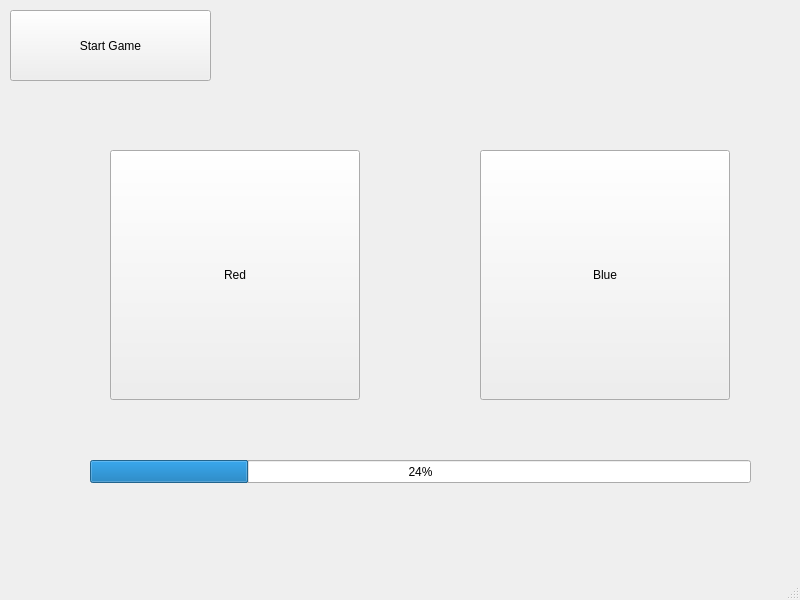
Qt form mainwindow.ui (sdutson/SimonGame) before a commit.
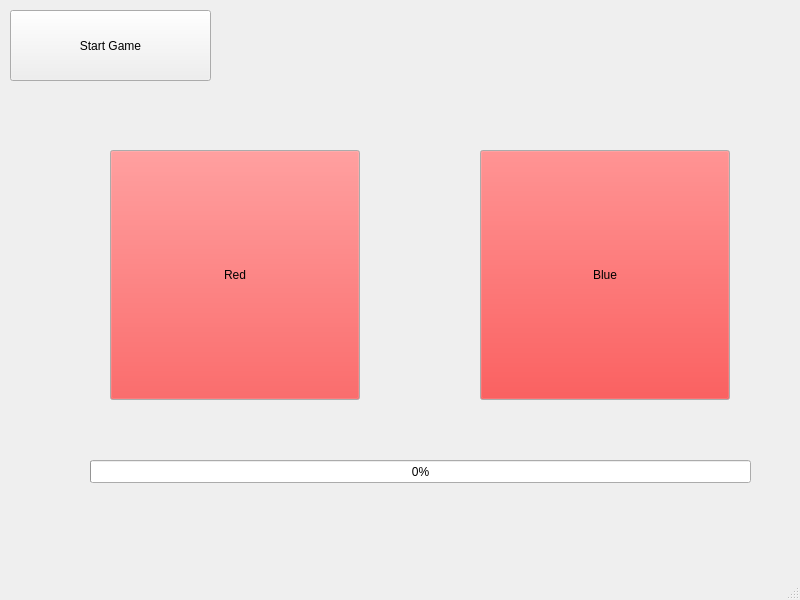
The same form after that commit.

```diff
--- a/mainwindow.ui
+++ b/mainwindow.ui
@@ -23,6 +23,43 @@
       <height>250</height>
      </rect>
     </property>
+    <property name="palette">
+     <palette>
+      <active>
+       <colorrole role="Button">
+        <brush brushstyle="SolidPattern">
+         <color alpha="255">
+          <red>252</red>
+          <green>38</green>
+          <blue>38</blue>
+         </color>
+        </brush>
+       </colorrole>
+      </active>
+      <inactive>
+       <colorrole role="Button">
+        <brush brushstyle="SolidPattern">
+         <color alpha="255">
+          <red>252</red>
+          <green>38</green>
+          <blue>38</blue>
+         </color>
+        </brush>
+       </colorrole>
+      </inactive>
+      <disabled>
+       <colorrole role="Button">
+        <brush brushstyle="SolidPattern">
+         <color alpha="255">
+          <red>252</red>
+          <green>38</green>
+          <blue>38</blue>
+         </color>
+        </brush>
+       </colorrole>
+      </disabled>
+     </palette>
+    </property>
     <property name="text">
      <string>Red</string>
     </property>
@@ -36,6 +73,43 @@
       <height>250</height>
      </rect>
     </property>
+    <property name="palette">
+     <palette>
+      <active>
+       <colorrole role="Button">
+        <brush brushstyle="SolidPattern">
+         <color alpha="255">
+          <red>252</red>
+          <green>14</green>
+          <blue>14</blue>
+         </color>
+        </brush>
+       </colorrole>
+      </active>
+      <inactive>
+       <colorrole role="Button">
+        <brush brushstyle="SolidPattern">
+         <color alpha="255">
+          <red>252</red>
+          <green>14</green>
+          <blue>14</blue>
+         </color>
+        </brush>
+       </colorrole>
+      </inactive>
+      <disabled>
+       <colorrole role="Button">
+        <brush brushstyle="SolidPattern">
+         <color alpha="255">
+          <red>252</red>
+          <green>14</green>
+          <blue>14</blue>
+         </color>
+        </brush>
+       </colorrole>
+      </disabled>
+     </palette>
+    </property>
     <property name="text">
      <string>Blue</string>
     </property>
@@ -63,7 +137,7 @@
      </rect>
     </property>
     <property name="value">
-     <number>24</number>
+     <number>0</number>
     </property>
    </widget>
   </widget>
```
Left out of the diff: 2 changed lines with no effect on the pictures.
